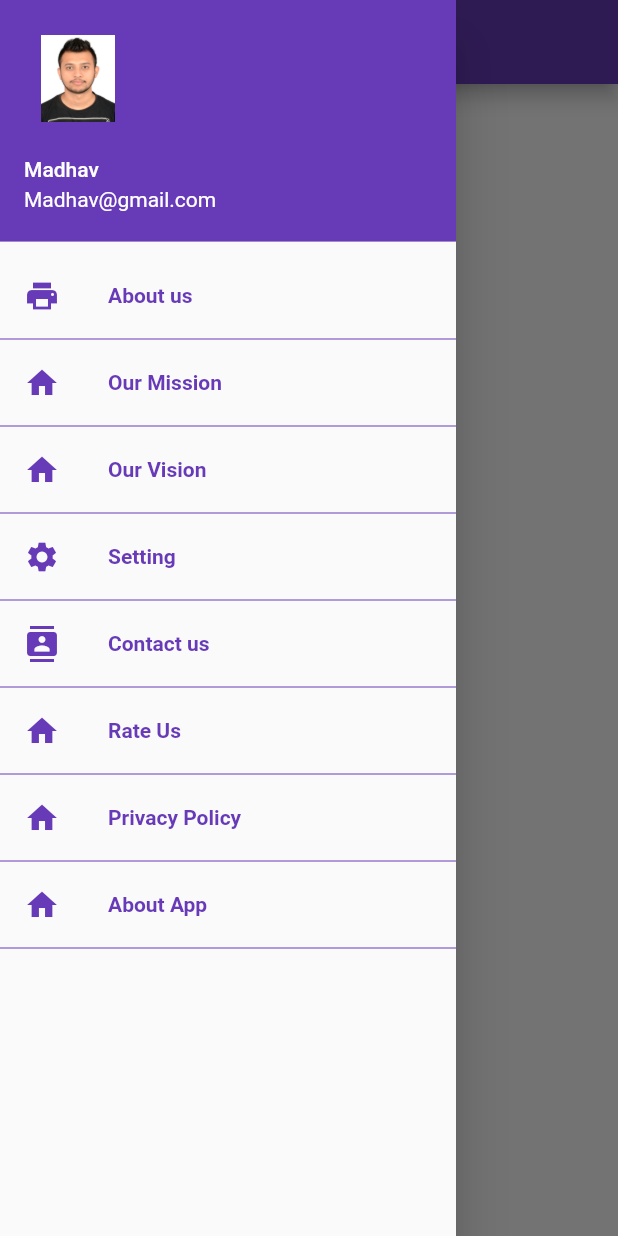
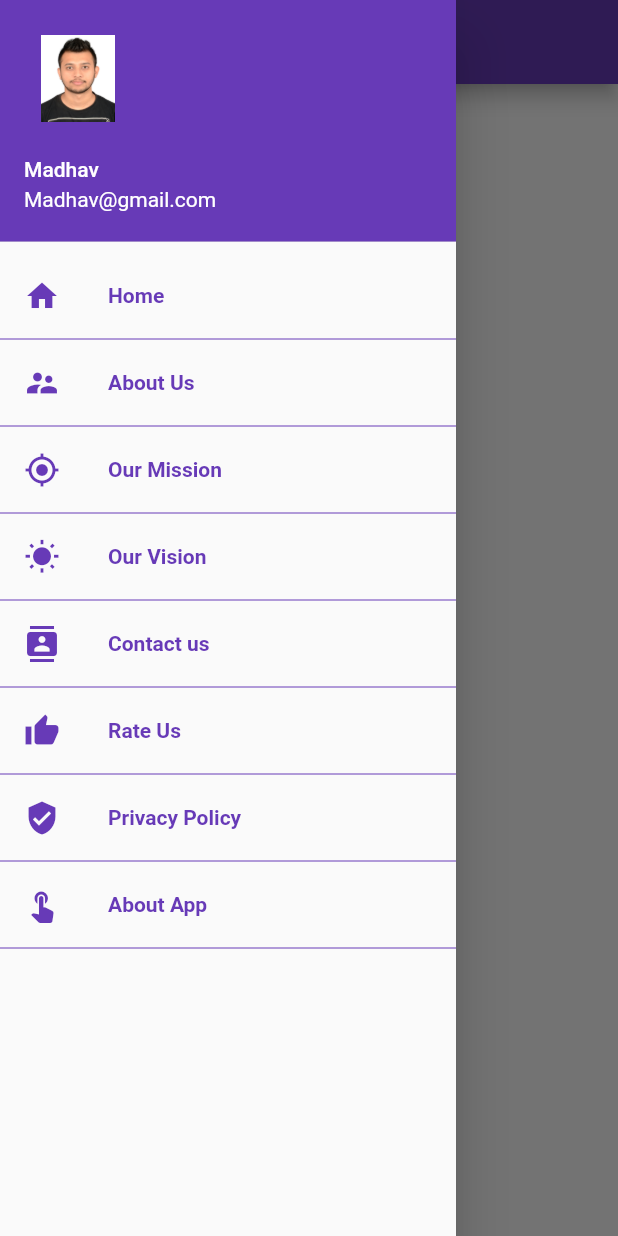
Before and after one commit to Madhav52/Water-Billing-Mobile-App, a Flutter app: the HomeScreen screen opened by its route, with the side drawer open, on a phone screen of 412 x 824 dp. Run offline on Flutter 3.47's test engine with Material 2 defaults, Android fonts, the phone set to English and light mode, and no system bars; our stand-ins replace flutter_screenutil.

Commit message:
side navigation drawer icons added

```diff
--- a/lib/main.dart
+++ b/lib/main.dart
@@ -14,5 +14,5 @@ void main() => runApp(new MaterialApp(
     ThemeData(primaryColor: Colors.deepPurple,primarySwatch: Colors.deepPurple,
         primaryColorDark: Colors.deepPurple),
     debugShowCheckedModeBanner: false,
-    home: LoginScreen(),
+    home: HomeScreen(),
     routes: routes));
--- a/lib/screens/fragments/home_fragment.dart
+++ b/lib/screens/fragments/home_fragment.dart
@@ -3,8 +3,8 @@ import 'package:flutter_login_page_ui/screens/utils/util.dart';
 
 
 class HomeFragment extends StatefulWidget {
-   List<String> list= Util.mediaList;
-   List<String> listDe = Util.descriptionList;
+   final List<String> list= Util.mediaList;
+   final List<String> listDe = Util.descriptionList;
 
 
   @override
@@ -17,7 +17,7 @@ class ListItems{
 }
 class _HomeFragmentState extends State<HomeFragment> {
 
-  int _selectedIndex = 0;
+  // int _selectedIndex = 0;
 
 
   @override
--- a/lib/screens/home.dart
+++ b/lib/screens/home.dart
@@ -20,14 +20,15 @@ class DrawerItem {
 
 class HomeScreen extends StatefulWidget {
   final drawerItems = [
-    new DrawerItem("About us", Icons.print),
-    new DrawerItem("Our Mission", Icons.home),
-    new DrawerItem("Our Vision", Icons.home),
-    new DrawerItem("Setting", Icons.settings),
+    new DrawerItem("Home", Icons.home),
+    new DrawerItem("About Us", Icons.supervisor_account),
+    new DrawerItem("Our Mission", Icons.my_location),
+    new DrawerItem("Our Vision", Icons.wb_sunny),
+    // new DrawerItem("Setting", Icons.settings),
     new DrawerItem("Contact us", Icons.contacts),
-    new DrawerItem("Rate Us", Icons.home),
-    new DrawerItem("Privacy Policy", Icons.home),
-    new DrawerItem("About App", Icons.home),
+    new DrawerItem("Rate Us", Icons.thumb_up),
+    new DrawerItem("Privacy Policy", Icons.verified_user),
+    new DrawerItem("About App", Icons.touch_app),
 
   ];
 
@@ -86,8 +87,9 @@ class _HomeScreenState extends State<HomeScreen> {
                 // phoneNumber: new Text("9865373625"),
 
                 currentAccountPicture: new CircleAvatar(
-                  maxRadius: 24.0,
+                  maxRadius: 50.0,
                   backgroundColor: Colors.transparent,
+                  // borderRadius: BorderRadius.all(Radius.circular(50.0)),
                   child: new Center(
                     child: new Image.asset(
                       "assets/madhav.jpg",
```
Also changed, not shown: 1 other file.
